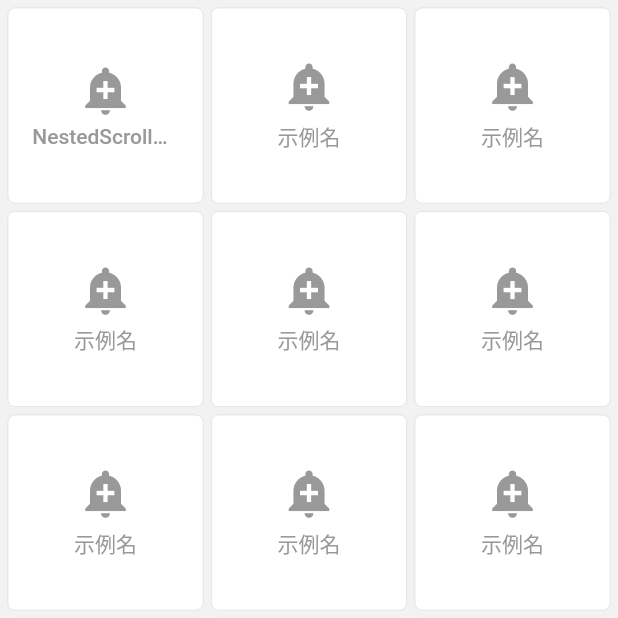
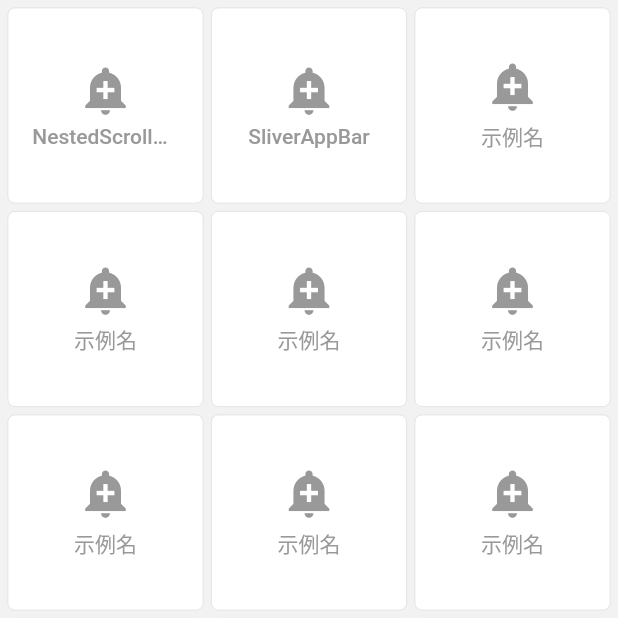
Before and after one commit to Woshiajuana/DartDemo, a Flutter app: the DemoView screen opened by its route, on a phone screen of 412 x 824 dp, the top half of it. Run offline on Flutter 3.47's test engine with Material 2 defaults, Android fonts, the phone set to English and light mode, and no system bars; our stand-ins replace dio, flutter_redux, fluttertoast, redux, shared_preferences; accounts and stored records are empty.

Commit message:
sub code

```diff
--- a/lib/common/router/router.dart
+++ b/lib/common/router/router.dart
@@ -7,7 +7,8 @@ import 'package:wow_flutter/views/demo/demo.view.dart';
 import 'package:wow_flutter/views/util/util.view.dart';
 import 'package:wow_flutter/views/about/about.view.dart';
 import 'package:wow_flutter/views/welcome/welcome.view.dart';
-import 'package:wow_flutter/views/demo/nestedScrollView.demo.view.dart';
+import 'package:wow_flutter/views/demo/nestedScrollView/nestedScrollView.demo.view.dart';
+import 'package:wow_flutter/views/demo/sliverAppBar/sliverAppBar.demo.view.dart';
 
 class Router {
 
@@ -62,6 +63,12 @@ class Router {
         return new NestedScrollViewDemo(titleText: params['titleText']);
       }
     },
+    'sliverAppBar': {
+      'route': (_) => new SliverAppBarDemo(),
+      'handle': (params) {
+        return new SliverAppBarDemo(titleText: params['titleText']);
+      }
+    },
   };
 
   static Map<String, WidgetBuilder> _routes;
--- a/lib/views/demo/demo.view.dart
+++ b/lib/views/demo/demo.view.dart
@@ -16,8 +16,9 @@ class _DemoViewState extends State<DemoView> {
       'routerName': 'nestedScrollView',
     },
     {
-      'name': '示例名',
+      'name': 'SliverAppBar',
       'icon': Icons.add_alert,
+      'routerName': 'sliverAppBar',
     },
     {
       'name': '示例名',
```
Also changed, not shown: lib/views/demo/nestedScrollView/nestedScrollView.demo.view.dart (renamed from lib/views/demo/nestedScrollView.demo.view.dart, +8 -0 lines), lib/views/demo/sliverAppBar/sliverAppBar.demo.view.dart (added, +23 -0 lines), lib/widgets/cellLink.dart (added, +23 -0 lines).
